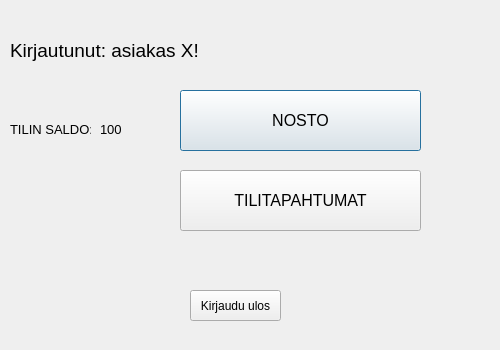
First picture: the form in Pankkimaatti/kayttoliittyma.ui, repository vsuusi/BankSimul, before the edit.
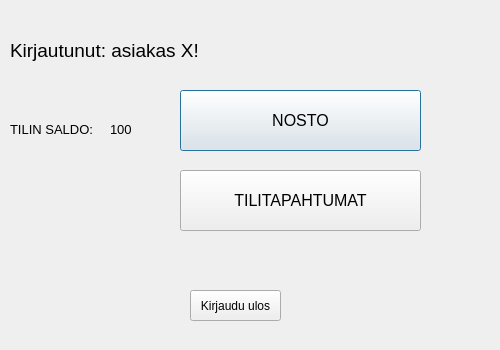
Second picture: the form after the edit.

Diff of the .ui file:
```diff
--- a/Pankkimaatti/kayttoliittyma.ui
+++ b/Pankkimaatti/kayttoliittyma.ui
@@ -36,7 +36,7 @@
     <rect>
      <x>10</x>
      <y>30</y>
-     <width>191</width>
+     <width>221</width>
      <height>41</height>
     </rect>
    </property>
@@ -85,7 +85,7 @@
     <rect>
      <x>10</x>
      <y>90</y>
-     <width>81</width>
+     <width>101</width>
      <height>78</height>
     </rect>
    </property>
@@ -101,9 +101,9 @@
   <widget class="QLabel" name="label_tilinSaldo">
    <property name="geometry">
     <rect>
-     <x>100</x>
+     <x>110</x>
      <y>90</y>
-     <width>158</width>
+     <width>61</width>
      <height>78</height>
     </rect>
    </property>
```
